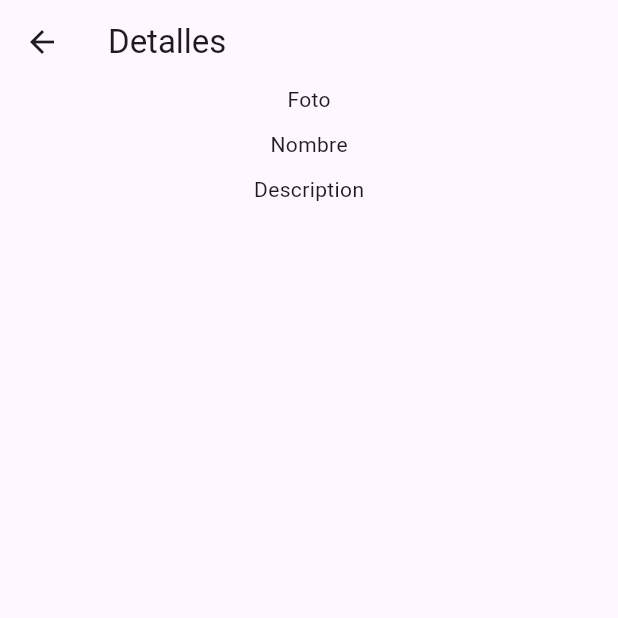
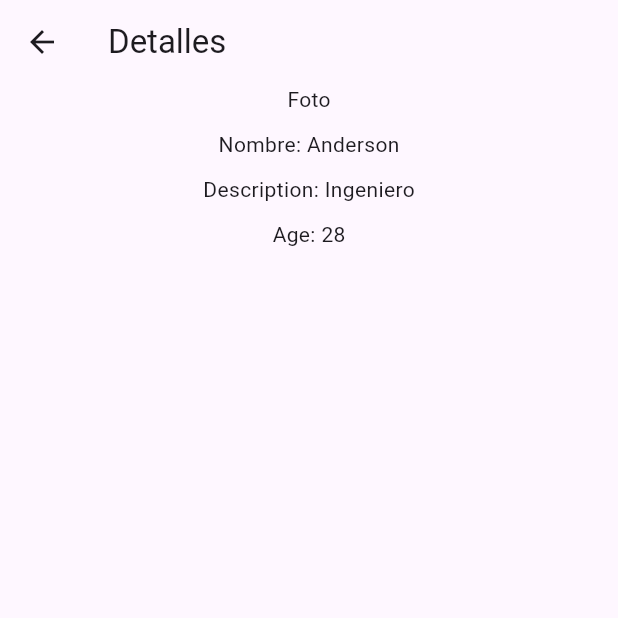
Before and after one commit to sergiohortua/crud-flutter, a Flutter app: the screen it shows after launch, after a tap on the "edit" icon, on a phone screen of 412 x 824 dp, the top half of it. Run offline on Flutter 3.47's test engine with Material 3 defaults, Android fonts, the phone set to English and light mode, and no system bars.

Commit message:
Details with touch button edit

```diff
--- a/lib/screens/details.dart
+++ b/lib/screens/details.dart
@@ -1,7 +1,9 @@
+import 'package:crud/common/person.dart';
 import 'package:flutter/material.dart';
 
 class Details extends StatelessWidget {
-  const Details({super.key});
+  Person person;
+  Details(this.person, {super.key});
 
   @override
   Widget build(BuildContext context) {
@@ -19,9 +21,11 @@ class Details extends StatelessWidget {
               SizedBox(
                 height: 10.0,
               ),
-              Text('Nombre'),
+              Text('Nombre: ${person.name}'),
               SizedBox(height: 10.0),
-              Text('Description'),
+              Text('Description: ${person.description}'),
+              SizedBox(height: 10.0),
+              Text('Age: ${person.age}'),
               SizedBox(height: 10.0),
             ],
           ),
--- a/lib/widgets/card_custom.dart
+++ b/lib/widgets/card_custom.dart
@@ -71,7 +71,7 @@ class _CardCustomState extends State<CardCustom> {
                       Navigator.push(
                         context,
                         MaterialPageRoute(
-                          builder: (contex) => Details(),
+                          builder: (contex) => Details(widget.person),
                         ),
                       );
                     });
```
